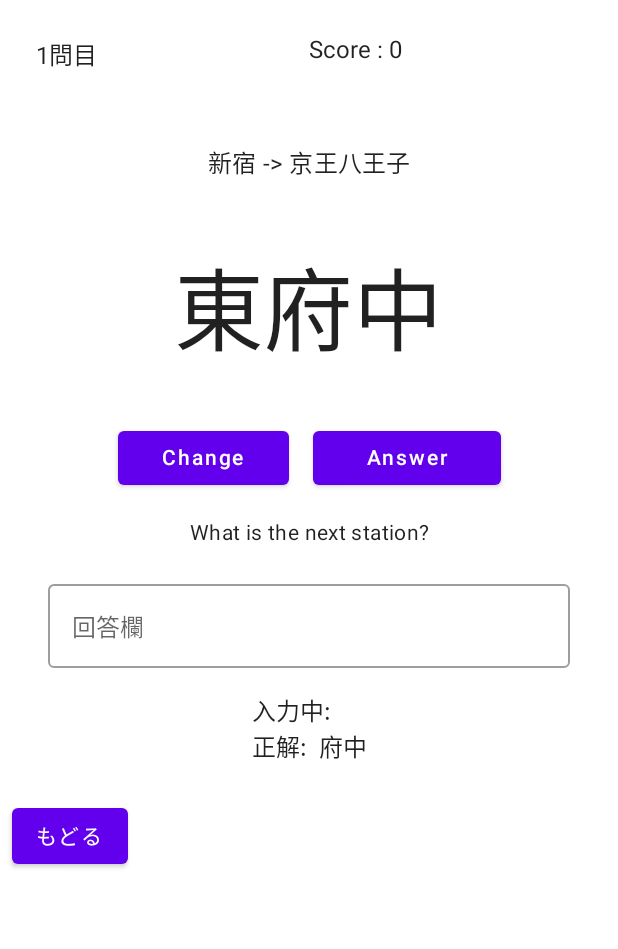
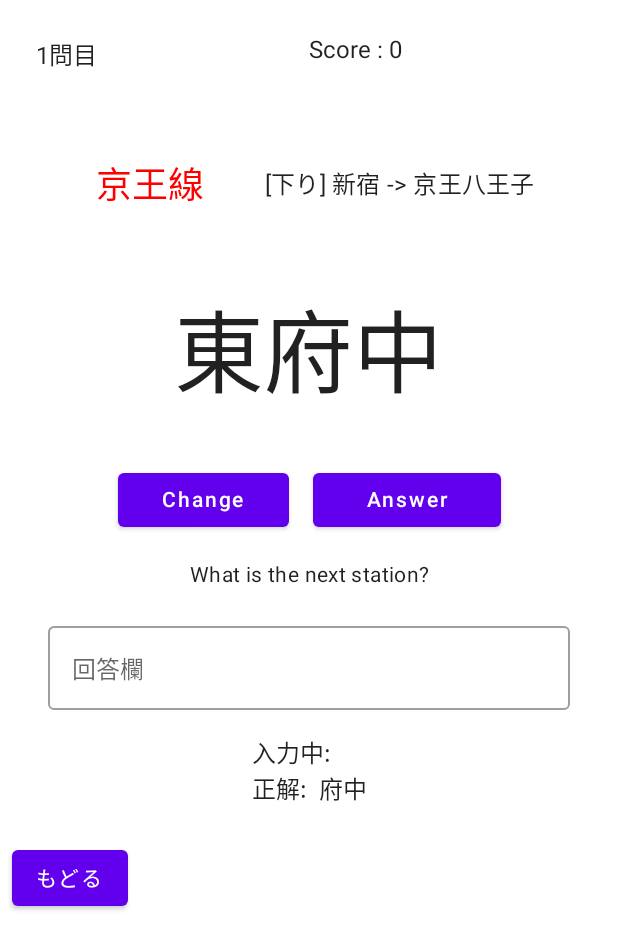
Before and after one commit to Prgckwb/StationQuiz, an Android app built with Jetpack Compose: the DisplayGameScreen screen opened through its navigation route, on a phone screen of 412 x 824 dp. Shown: the top 949 px of the screen. Run offline under Robolectric (Android 15) with nearby library versions, the phone set to English and light mode, and no system bars.

Commit message:
add: 路線名表示をするようにした

```diff
--- a/app/src/main/java/com/prgckwb/stationquiz/game/Line.kt
+++ b/app/src/main/java/com/prgckwb/stationquiz/game/Line.kt
@@ -1,15 +1,18 @@
 package com.prgckwb.stationquiz.game
 
-data class Line(val stations :List<Station>, val lineName: String) {
+data class Line(val stations: List<Station>, val lineName: String) {
     val firstStation = stations[0]
-    val lastStation = stations[stations.size-1]
+    val lastStation = stations[stations.size - 1]
 
-    fun random(): Station{
+    fun random(): Station {
         return stations.random()
     }
 
-    fun getLineDirectText(direction: Int): String{
-        val arrow = if(direction > 0) "->" else "<-"
-        return "${firstStation.name} $arrow ${lastStation.name}"
+    fun getLineDirectText(direction: Int): String {
+        return if (direction > 0) {
+            "[下り] ${firstStation.name} -> ${lastStation.name}"
+        } else {
+            "[上り] ${lastStation.name} -> ${firstStation.name}"
+        }
     }
 }
--- a/app/src/main/java/com/prgckwb/stationquiz/screen/GameScreen.kt
+++ b/app/src/main/java/com/prgckwb/stationquiz/screen/GameScreen.kt
@@ -5,6 +5,7 @@ import androidx.compose.material.*
 import androidx.compose.runtime.*
 import androidx.compose.ui.Alignment
 import androidx.compose.ui.Modifier
+import androidx.compose.ui.graphics.Color
 import androidx.compose.ui.text.style.TextAlign
 import androidx.compose.ui.tooling.preview.Preview
 import androidx.compose.ui.unit.dp
@@ -40,8 +41,18 @@ fun PrintScore(score: Int, questionNum: Int) {
     }
 }
 
+//　路線名と方向（上り方面か下り方面か）を表示
 @Composable
-fun ShowDirection(gameModel: GameModel) {
+fun ShowLineAndDirection(gameModel: GameModel){
+    Row(verticalAlignment = Alignment.CenterVertically) {
+        Text(
+            text = gameModel.line.lineName,
+            style = MaterialTheme.typography.h5,
+            color = Color.Red,
+            modifier = Modifier.padding(16.dp),
+            textAlign = TextAlign.Start
+        )
+        Spacer(modifier = Modifier.padding(8.dp))
         Text(
             text = gameModel.line.getLineDirectText(1),
             modifier = Modifier.padding(8.dp),
@@ -49,7 +60,9 @@ fun ShowDirection(gameModel: GameModel) {
             style = MaterialTheme.typography.subtitle1
         )
     }
+}
 
+//　ChangeボタンとAnswerボタン
 @Composable
 fun OperationButtons(
     clickEvent1: () -> Unit,
@@ -66,6 +79,7 @@ fun OperationButtons(
     }
 }
 
+// 答えの入力欄
 @Composable
 fun WriteAnswerField(text: String, onValueChange: (String) -> Unit) {
     OutlinedTextField(
@@ -80,7 +94,8 @@ fun WriteAnswerField(text: String, onValueChange: (String) -> Unit) {
 }
 
 
-//　駅をランダムで表示して、ボタンを押すとその処理を繰り返す
+//　ゲームの流れを作る
+//  Stateを管理して、それらを使うコンポーザブルを配置する
 @Composable
 fun PlayGame(gameModel: GameModel) {
     var station by remember { mutableStateOf(gameModel.stationNow) }
@@ -99,8 +114,7 @@ fun PlayGame(gameModel: GameModel) {
         PrintScore(score, questionNum)
         Spacer(modifier = Modifier.padding(16.dp))
 
-//        上り OR 下り表示
-        ShowDirection(gameModel = gameModel)
+        ShowLineAndDirection(gameModel = gameModel)
         Spacer(modifier = Modifier.padding(16.dp))
 
 //        駅名表示
```
Lines whose indentation alone changed are shown as unchanged.
